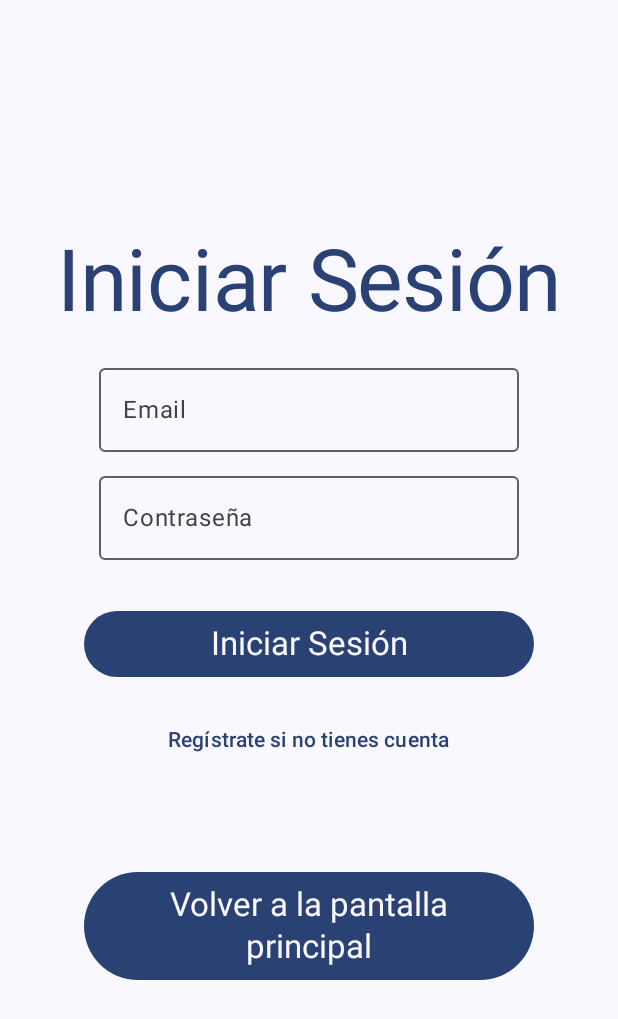
After one commit to rocigonf/ProyectoMoviles, an Android app built with Jetpack Compose: the composable InicioSesion shown on its own in the app's theme, on a phone screen of 412 x 824 dp. The commit adds this screen. Shown: the top 1019 px of the screen. Run offline under Robolectric (Android 15) with nearby library versions, the phone set to English and light mode, and no system bars.

Commit message:
UN VÍDEO MÁS MI GENTE
- Agregada vista básica de inicio de sesión
- Actualizados archivos para que esto se refleje
- Cambios en estilos 😎

```diff
--- a/app/src/main/java/com/moguishio/moguishio/model/Navigation.kt
+++ b/app/src/main/java/com/moguishio/moguishio/model/Navigation.kt
@@ -7,4 +7,6 @@ sealed class Navigation(val route: String)
     data object SobreNosotros : Navigation("SobreNosotros")
     data object Configuracion : Navigation("Configuration")
     data object Films : Navigation("Films")
+    data object InicioSesion : Navigation("InicioSesion")
+    data object Registro : Navigation("Registro")
 }
--- a/app/src/main/java/com/moguishio/moguishio/ui/components/BotonVolver.kt
+++ b/app/src/main/java/com/moguishio/moguishio/ui/components/BotonVolver.kt
@@ -1,20 +1,11 @@
 package com.moguishio.moguishio.ui.components
 
 import android.content.Context
-import androidx.compose.material3.Button
-import androidx.compose.material3.MaterialTheme
 import androidx.compose.runtime.Composable
-import androidx.compose.ui.text.style.TextAlign
 import androidx.navigation.NavHostController
 import com.moguishio.moguishio.R
 
 @Composable
 fun BotonVolver(navController: NavHostController, context: Context){
-    Button(onClick = {navController.navigateUp()}) {
-        EstablecerTexto(
-            text = context.getString(R.string.go_back),
-            textAlign = TextAlign.Center,
-            color = MaterialTheme.colorScheme.surface
-        )
-    }
+    CustomButton(onClick = {navController.navigateUp()}, text = context.getString(R.string.go_back))
 }
--- /dev/null
+++ b/app/src/main/java/com/moguishio/moguishio/ui/components/CustomButton.kt
@@ -0,0 +1,29 @@
+package com.moguishio.moguishio.ui.components
+
+import android.annotation.SuppressLint
+import androidx.compose.foundation.layout.Spacer
+import androidx.compose.foundation.layout.height
+import androidx.compose.foundation.layout.width
+import androidx.compose.material3.Button
+import androidx.compose.material3.MaterialTheme
+import androidx.compose.runtime.Composable
+import androidx.compose.ui.Modifier
+import androidx.compose.ui.text.style.TextAlign
+import androidx.compose.ui.unit.dp
+
+@Composable
+
+// Quizás me matas por crear un nuevo componente, pero es que me da tock *sticker parpadeando*
+// El SuppressLint es porque me da por culo con no sé qué advertencia :(
+fun CustomButton(onClick : () -> Unit, text: String, @SuppressLint("ModifierParameter") modifier: Modifier = Modifier.width(300.dp))
+{
+    Button(onClick = onClick, modifier = modifier)
+    {
+        EstablecerTexto(
+            text = text,
+            textAlign = TextAlign.Center,
+            color = MaterialTheme.colorScheme.surface
+        )
+    }
+    Spacer(modifier = Modifier.height(16.dp))
+}
--- /dev/null
+++ b/app/src/main/java/com/moguishio/moguishio/ui/views/auth/InicioSesion.kt
@@ -0,0 +1,72 @@
+package com.moguishio.moguishio.ui.views.auth
+
+import android.content.Context
+import androidx.compose.foundation.layout.Arrangement
+import androidx.compose.foundation.layout.Column
+import androidx.compose.foundation.layout.Spacer
+import androidx.compose.foundation.layout.fillMaxSize
+import androidx.compose.foundation.layout.height
+import androidx.compose.foundation.layout.width
+import androidx.compose.material3.Button
+import androidx.compose.material3.MaterialTheme
+import androidx.compose.material3.OutlinedTextField
+import androidx.compose.material3.Text
+import androidx.compose.material3.TextButton
+import androidx.compose.runtime.Composable
+import androidx.compose.runtime.getValue
+import androidx.compose.runtime.mutableStateOf
+import androidx.compose.runtime.remember
+import androidx.compose.runtime.setValue
+import androidx.compose.ui.Alignment
+import androidx.compose.ui.Modifier
+import androidx.compose.ui.text.style.TextAlign
+import androidx.compose.ui.unit.dp
+import androidx.navigation.NavHostController
+import com.moguishio.moguishio.R
+import com.moguishio.moguishio.ui.components.BotonVolver
+import com.moguishio.moguishio.ui.components.CustomButton
+import com.moguishio.moguishio.ui.components.EstablecerTexto
+import com.moguishio.moguishio.viewmodel.AuthViewModel
+
+@Composable
+fun InicioSesion(navController: NavHostController, context: Context, authViewModel: AuthViewModel)
+{
+    var email by remember { mutableStateOf("") }
+    var password by remember { mutableStateOf("") }
+
+    Column(
+        modifier = Modifier.fillMaxSize(),
+        verticalArrangement = Arrangement.Center,
+        horizontalAlignment = Alignment.CenterHorizontally
+    )
+    {
+        EstablecerTexto(text = context.getString(R.string.login_page), style = MaterialTheme.typography.displayLarge, textAlign = TextAlign.Center)
+        Spacer(modifier = Modifier.height(16.dp))
+
+        OutlinedTextField(
+            value = email,
+            onValueChange = { email = it },
+            label = { Text(text = context.getString(R.string.email)) }
+        )
+        Spacer(modifier = Modifier.height(8.dp))
+
+        OutlinedTextField(
+            value = password,
+            onValueChange = { password = it },
+            label = { Text(text = context.getString(R.string.password)) }
+        )
+        Spacer(modifier = Modifier.height(32.dp))
+
+        CustomButton({}, text = context.getString(R.string.login_page))
+        //CustomButton({}, text = context.getString(R.string.new_account))
+
+        // Texto botón Texto botón Bottom Text
+        // El onClick ahora mismo peta bastísimo porque no existe la ruta
+        TextButton(onClick = { navController.navigate("Registro")}) {
+            Text(text = context.getString(R.string.new_account))
+        }
+
+        Spacer(modifier = Modifier.height(64.dp))
+        BotonVolver(navController, context)
+    }
+}
--- a/app/src/main/res/values/strings.xml
+++ b/app/src/main/res/values/strings.xml
@@ -48,9 +48,16 @@
     <string name="go_to_overview">Ir a Acerca De</string>
     <string name="go_to_about_us">Ir a Sobre Nosotros</string>
     <string name="go_to_config">Ir a Configuración</string>
+    <string name="go_to_login">Ir a Inicio de Sesión</string>
     <string name="go_to_films">Mostrar películas</string>
     <string name="exit_app">Salir</string>
 
     <!-- Para la API -->
     <string name="loading">Cargando…</string>
+
+    <!-- Login y registro -->
+    <string name="login_page">Iniciar Sesión</string>
+    <string name="email">Email</string>
+    <string name="password">Contraseña</string>
+    <string name="new_account">Regístrate si no tienes cuenta</string>
 </resources>
```
Also changed, not shown: app/src/main/java/com/moguishio/moguishio/MainActivity.kt (+6 -1 lines), app/src/main/java/com/moguishio/moguishio/ui/views/Configuration.kt (+4 -13 lines), app/src/main/java/com/moguishio/moguishio/ui/views/Principal.kt (+6 -1 lines), app/src/main/java/com/moguishio/moguishio/viewmodel/AuthViewModel.kt (added, +7 -0 lines), 1 other file.
